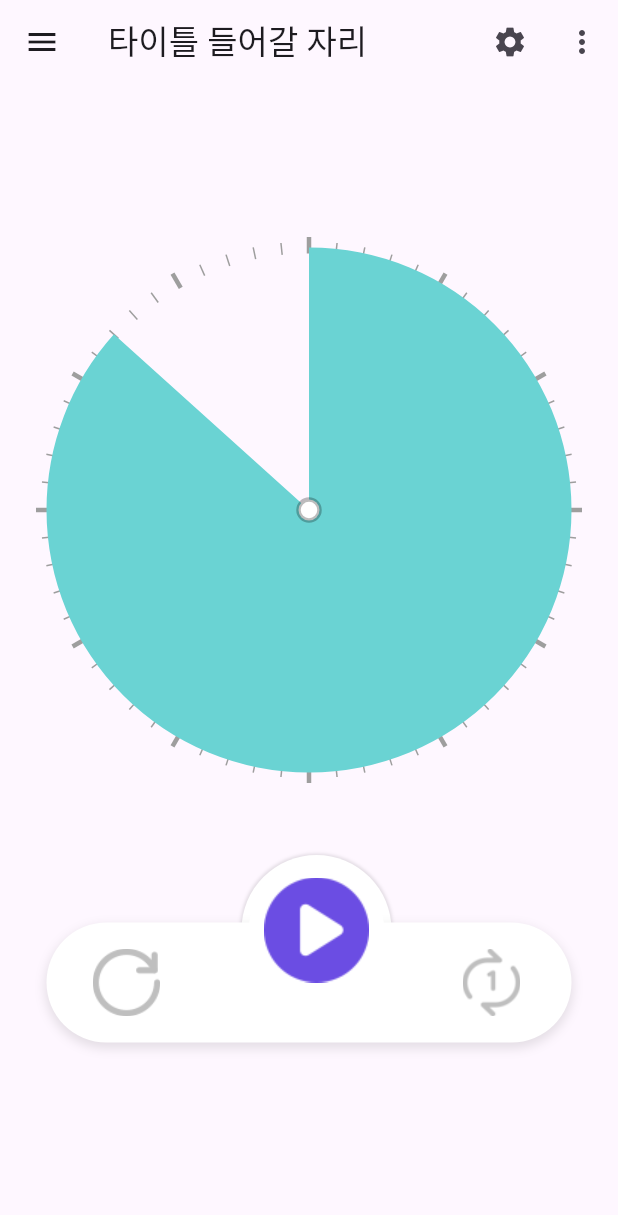
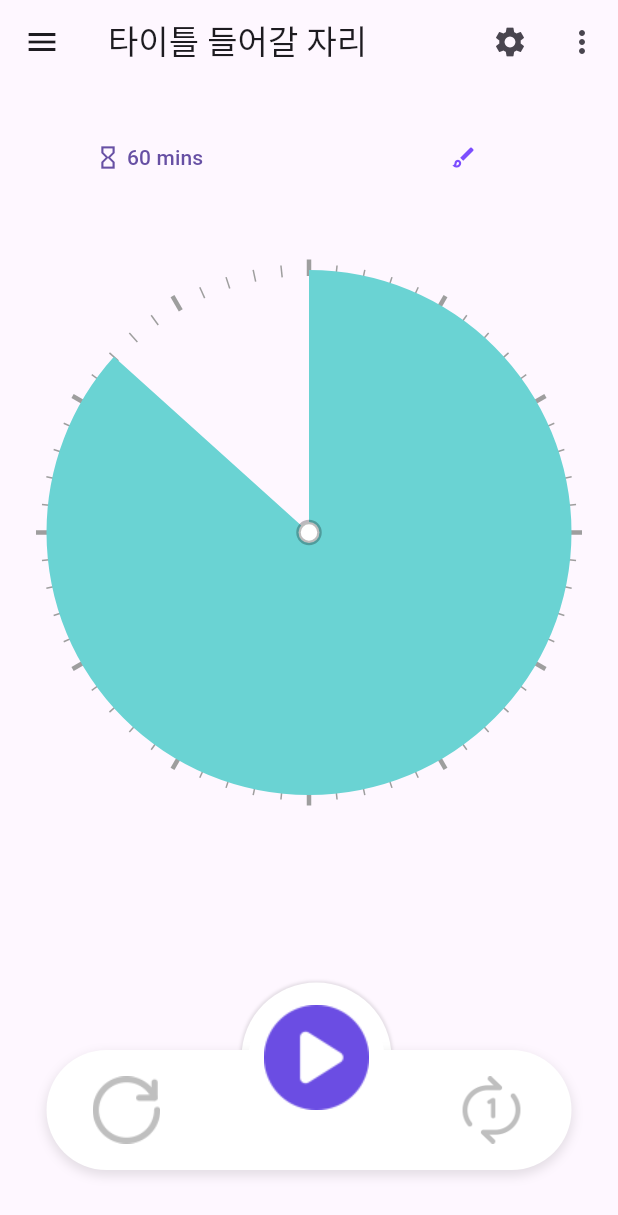
Before and after one commit to J-SSS/flutter_study, a Flutter app: the screen it shows after launch, on a phone screen of 412 x 824 dp. Shown: the top 1215 px of the screen. Run offline on Flutter 3.47's test engine with Material 3 defaults, Android fonts, the phone set to English and light mode, and no system bars; our stand-ins replace carousel_slider, webview_flutter.

Commit message:
[스터디] #012 이미지 변경, 상단 아이콘 컨셉 구상

```diff
--- a/lib/main.dart
+++ b/lib/main.dart
@@ -2,7 +2,6 @@ import 'package:flutter/material.dart';
 
 // import 'package:flutter_study/screen/home_screen.dart';
 // import 'package:flutter_study/screen/home_screen2.dart';
-// import 'package:flutter_study/timer/timer_example.dart';
 // import 'package:flutter_study/study/provider.dart'; // 코딩셰프 Provider 입문 1&2
 
 
--- a/lib/time_timer/base_timer.dart
+++ b/lib/time_timer/base_timer.dart
@@ -74,16 +74,47 @@ class MyTimeTimer extends StatelessWidget {
           mainAxisAlignment: MainAxisAlignment.center,
           children: [
             Container(
+              // color: Colors.grey,
               child: Row(
-                children: [], // 시간 직접입력(손목시계 버튼), 테마버튼, 60min
+                mainAxisAlignment: MainAxisAlignment.spaceAround,
+                children: [
+                  TextButton(
+                      onPressed: () {},
+                      style: ElevatedButton.styleFrom(
+                        padding: EdgeInsets.all(10.0),
+                        fixedSize: Size(100.0, 50.0),
+                      ),
+                      child: Row(
+                        children: [
+                          // Icon(Icons.timer_outlined),
+                          Icon(Icons.hourglass_empty_sharp),
+                          Text(' 60 mins') // 누르면 다이어로그가 뜨면서 알람/타이머 및 목표시간/토탈타임 설정 할 수 있게
+                        ],
+                      )
+                      ),
+                  TextButton(
+                      onPressed: () {},
+                      style: ElevatedButton.styleFrom(
+                        padding: EdgeInsets.all(10.0),
+                        fixedSize: Size(100.0, 50.0),
+                      ),
+                      child: Icon(
+                        // Icons.screen_search_desktop_outlined,
+                        Icons.brush_outlined,
+                        color: Colors.deepPurpleAccent,
+                      )),
+                ],
               ),
+            ),
+            SizedBox(
+              height: 50,
             ),
             Stack(children: [
               pizzaTypeBase(),
               pizzaType(),
             ]),
             SizedBox(
-              height: 50,
+              height: 120,
             ),
             ButtomBarWidget()
           ],
@@ -173,7 +204,7 @@ class pizzaTypePainter extends CustomPainter {
     Paint paint = Paint()
       // ..color = Colors.red
       // ..color = Color(0xFF56B5B7) // 진한 민트
-      ..color = Color.fromRGBO(106,211,211, 1.0) // 민트
+      ..color = Color.fromRGBO(106, 211, 211, 1.0) // 민트
       ..style = PaintingStyle.fill; // 채우기로 변경
 
     double centerX = size.width / 2;
--- a/lib/time_timer/timer_utils.dart
+++ b/lib/time_timer/timer_utils.dart
@@ -14,7 +14,7 @@ void showOverlayText(BuildContext context) {
 
   overlayEntry = OverlayEntry(
     builder: (context) => Positioned(
-      top: MediaQuery.of(context).size.height / 2 - 110.0,
+      top: MediaQuery.of(context).size.height / 2,
       left: MediaQuery.of(context).size.width / 2 - 50.0,
       child: Material(
         color: Colors.transparent,
@@ -31,7 +31,7 @@ void showOverlayText(BuildContext context) {
                   (TimeConfigListener t) => t.remainTime.toString() + " mins"),
               style: TextStyle(
                   color: Colors.white.withOpacity(0.5),
-                  fontSize: 30,
+                  fontSize: 25,
                   fontWeight: FontWeight.bold),
             ),
           ),
```
Also changed, not shown: assets/icon/btm_roop_1.png, assets/icon/btm_roop_2.png, assets/icon/btm_roop_3.png, assets/icon/btm_roop_4.png, assets/icon/btm_stop.png (added).
